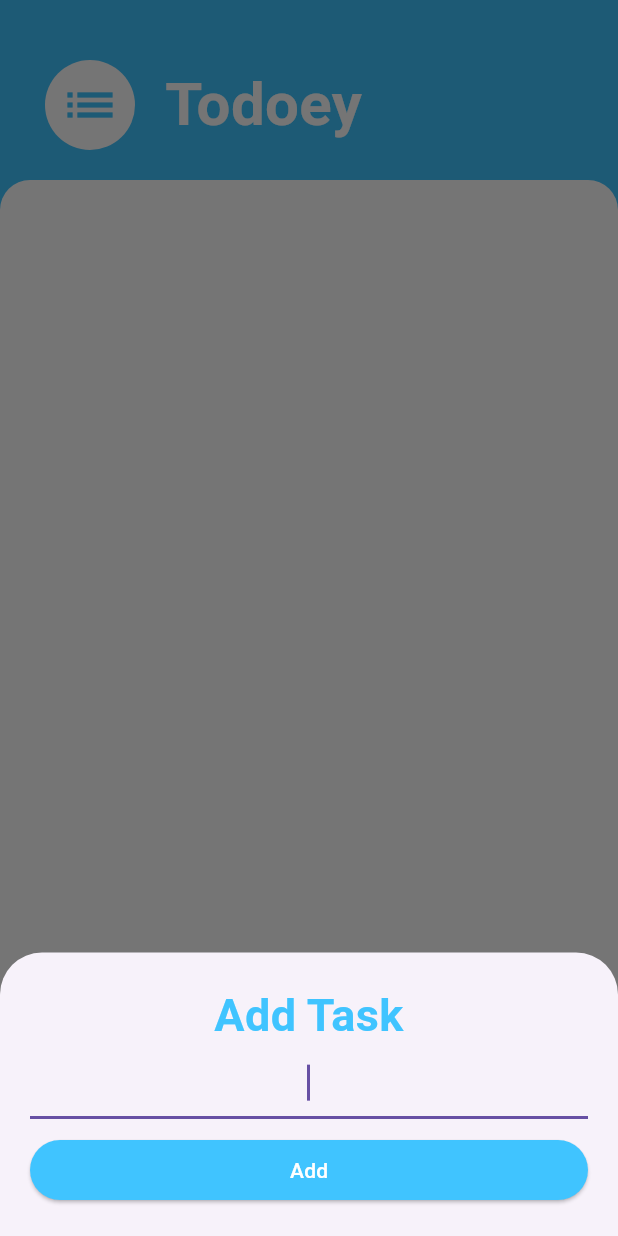
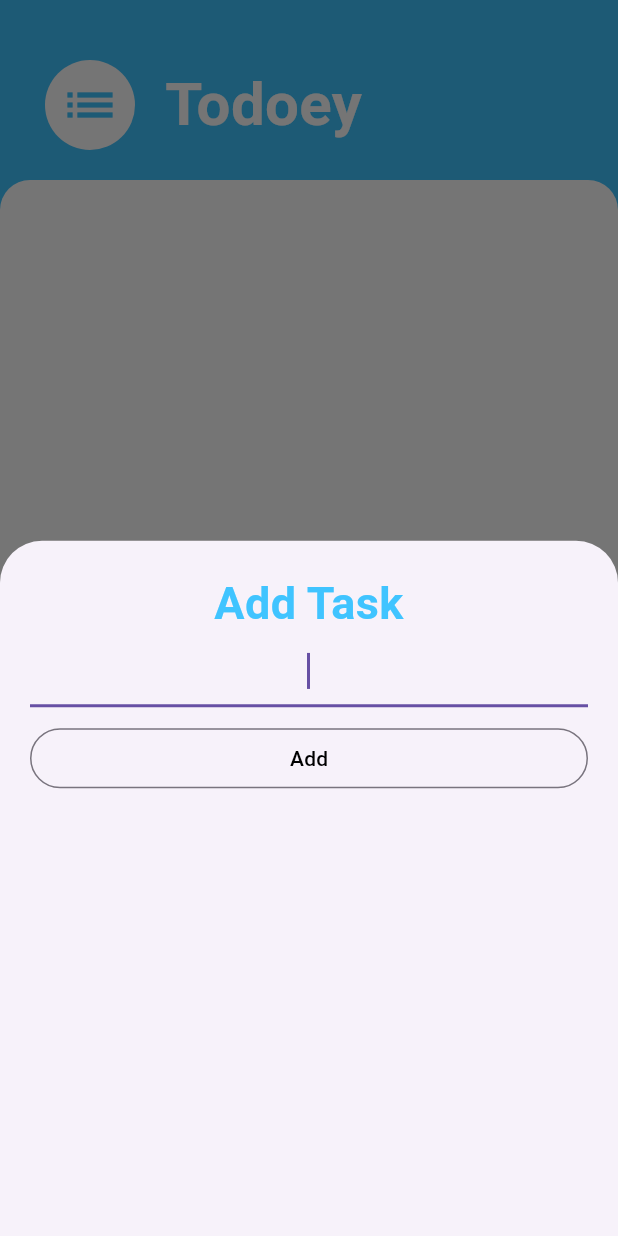
Before and after one commit to gurramkarthiknetha/Todo_APP, a Flutter app: the screen it shows after launch, after a tap on the "add" icon, on a phone screen of 412 x 824 dp. Run offline on Flutter 3.47's test engine with Material 3 defaults, Android fonts, the phone set to English and light mode, and no system bars.

Commit message:
Updated main.dart

```diff
--- a/todolist/lib/main.dart
+++ b/todolist/lib/main.dart
@@ -22,25 +22,26 @@ class TodoApp extends StatefulWidget {
 class _TodoAppState extends State<TodoApp> {
   final List<Map<String, dynamic>> tasks = [];
 
-  void _addTask(String task) {
+  void addTask(String task) {
     setState(() {
       tasks.add({'title': task, 'isChecked': false});
     });
   }
 
-  void _deleteTask(int index) {
+  void deleteTask(int index) {
     setState(() {
       tasks.removeAt(index);
     });
   }
 
-  void _toggleCheckbox(int index) {
+  void toggleCheckbox(int index) {
     setState(() {
+      print(index);
       tasks[index]['isChecked'] = !tasks[index]['isChecked'];
     });
   }
 
-  void _showAddTaskModal(BuildContext context) {
+  void showAddTaskModal(BuildContext context) {
     String newTask = '';
     showModalBottomSheet(
       context: context,
@@ -48,9 +49,8 @@ class _TodoAppState extends State<TodoApp> {
         padding: const EdgeInsets.all(20),
         child: Column(
           crossAxisAlignment: CrossAxisAlignment.stretch,
-          mainAxisSize: MainAxisSize.min,
           children: [
-            const Text(
+            Text(
               'Add Task',
               textAlign: TextAlign.center,
               style: TextStyle(
@@ -64,17 +64,19 @@ class _TodoAppState extends State<TodoApp> {
               textAlign: TextAlign.center,
               onChanged: (value) => newTask = value,
             ),
-            const SizedBox(height: 10),
-            ElevatedButton(
-              style: ElevatedButton.styleFrom(backgroundColor: Colors.lightBlueAccent),
+            SizedBox(height: 10),
+            OutlinedButton(
               onPressed: () {
-                if (newTask.isNotEmpty) {
-                  _addTask(newTask);
-                  Navigator.pop(context);
-                }
-              },
-              child: const Text('Add', style: TextStyle(color: Colors.white)),
-            ),
+              if (newTask.isNotEmpty) {
+                addTask(newTask);
+                Navigator.pop(context);
+              }
+            },
+              child: Text(
+                'Add',
+                style: TextStyle(color: Colors.black),
+              ),
+            )
           ],
         ),
       ),
@@ -86,9 +88,9 @@ class _TodoAppState extends State<TodoApp> {
     return Scaffold(
       backgroundColor: Colors.lightBlueAccent,
       floatingActionButton: FloatingActionButton(
-        onPressed: () => _showAddTaskModal(context),
-        child: const Icon(Icons.add, color: Colors.white),
+        onPressed: () => showAddTaskModal(context),
         backgroundColor: Colors.lightBlueAccent,
+        child: Icon(Icons.add, color: Colors.white),
       ),
       body: SafeArea(
         child: Column(
@@ -133,11 +135,11 @@ class _TodoAppState extends State<TodoApp> {
                       ),
                       leading: Checkbox(
                         value: task['isChecked'],
-                        onChanged: (_) => _toggleCheckbox(index),
+                        onChanged: (e) => toggleCheckbox(index),
                       ),
                       trailing: IconButton(
                         icon: const Icon(Icons.delete, color: Colors.red),
-                        onPressed: () => _deleteTask(index),
+                        onPressed: () => deleteTask(index),
                       ),
                     );
                   },
```
